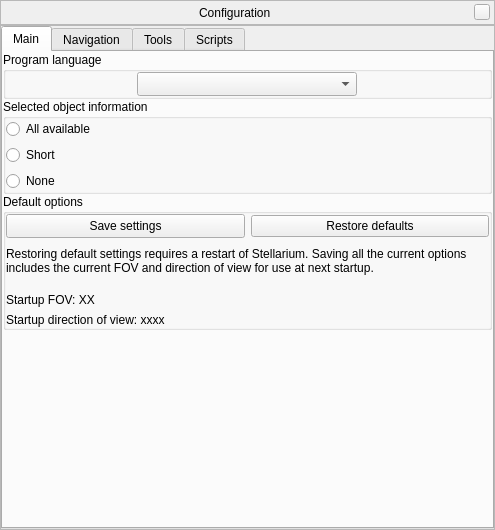
First picture: the form in src/gui/configurationDialog.ui, repository 519984307/stellarium_src, before the edit.
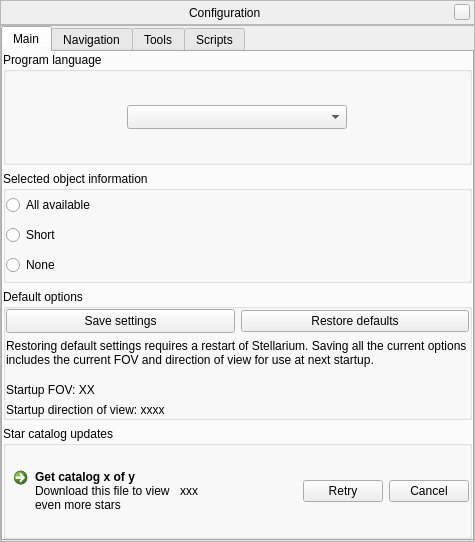
Second picture: the form after the edit. Icons and pictures are not drawn. Custom widgets are drawn as their Qt base class.

Commit message: Added great patch by Mike allowing download of extra star files from the Config window.

What changed in the file:
```diff
--- a/src/gui/configurationDialog.ui
+++ b/src/gui/configurationDialog.ui
@@ -5,8 +5,8 @@
    <rect>
     <x>0</x>
     <y>0</y>
-    <width>495</width>
-    <height>530</height>
+    <width>475</width>
+    <height>542</height>
    </rect>
   </property>
   <property name="windowTitle" >
@@ -167,9 +167,6 @@
            <normaloff>:/graphicGui/gui/tabicon-main.png</normaloff>:/graphicGui/gui/tabicon-main.png</iconset>
          </attribute>
          <layout class="QVBoxLayout" name="verticalLayout_6" >
-          <property name="spacing" >
-           <number>0</number>
-          </property>
           <property name="margin" >
            <number>0</number>
           </property>
@@ -273,6 +270,12 @@
           </item>
           <item>
            <widget class="QGroupBox" name="groupBox_6" >
+            <property name="sizePolicy" >
+             <sizepolicy vsizetype="Preferred" hsizetype="Preferred" >
+              <horstretch>0</horstretch>
+              <verstretch>0</verstretch>
+             </sizepolicy>
+            </property>
             <property name="font" >
              <font>
               <weight>50</weight>
@@ -312,11 +315,11 @@
              </item>
              <item>
               <widget class="QLabel" name="saveDefaultOptionsLabel" >
-               <property name="minimumSize" >
-                <size>
-                 <width>0</width>
-                 <height>33</height>
-                </size>
+               <property name="sizePolicy" >
+                <sizepolicy vsizetype="Fixed" hsizetype="Preferred" >
+                 <horstretch>0</horstretch>
+                 <verstretch>0</verstretch>
+                </sizepolicy>
                </property>
                <property name="text" >
                 <string>Restoring default settings requires a restart of Stellarium. Saving all the current options includes the current FOV and direction of view for use at next startup.</string>
@@ -375,17 +378,70 @@
            </widget>
           </item>
           <item>
-           <spacer name="verticalSpacer" >
-            <property name="orientation" >
-             <enum>Qt::Vertical</enum>
+           <widget class="QGroupBox" name="contentBox" >
+            <property name="title" >
+             <string>Star catalog updates</string>
             </property>
-            <property name="sizeHint" stdset="0" >
-             <size>
-              <width>20</width>
-              <height>40</height>
-             </size>
-            </property>
-           </spacer>
+            <layout class="QHBoxLayout" name="horizontalLayout" >
+             <property name="margin" >
+              <number>0</number>
+             </property>
+             <item>
+              <widget class="QCommandLinkButton" name="getStarsButton" >
+               <property name="sizePolicy" >
+                <sizepolicy vsizetype="Fixed" hsizetype="Preferred" >
+                 <horstretch>0</horstretch>
+                 <verstretch>0</verstretch>
+                </sizepolicy>
+               </property>
+               <property name="text" >
+                <string>Get catalog x of y</string>
+               </property>
+               <property name="icon" >
+                <iconset resource="../../data/mainRes.qrc" >
+                 <normaloff>:/graphicGui/gui/btTimeRealtime-off.png</normaloff>:/graphicGui/gui/btTimeRealtime-off.png</iconset>
+               </property>
+               <property name="description" >
+                <string>Download this file to view even more stars</string>
+               </property>
+              </widget>
+             </item>
+             <item>
+              <widget class="QLabel" name="downloadLabel" >
+               <property name="text" >
+                <string>xxx</string>
+               </property>
+              </widget>
+             </item>
+             <item>
+              <spacer name="horizontalSpacer_5" >
+               <property name="orientation" >
+                <enum>Qt::Horizontal</enum>
+               </property>
+               <property name="sizeHint" stdset="0" >
+                <size>
+                 <width>40</width>
+                 <height>20</height>
+                </size>
+               </property>
+              </spacer>
+             </item>
+             <item>
+              <widget class="QPushButton" name="downloadRetryButton" >
+               <property name="text" >
+                <string>Retry</string>
+               </property>
+              </widget>
+             </item>
+             <item>
+              <widget class="QPushButton" name="downloadCancelButton" >
+               <property name="text" >
+                <string>Cancel</string>
+               </property>
+              </widget>
+             </item>
+            </layout>
+           </widget>
           </item>
          </layout>
         </widget>
@@ -729,7 +785,7 @@
             <property name="title" >
              <string>Other</string>
             </property>
-            <layout class="QHBoxLayout" name="horizontalLayout" >
+            <layout class="QVBoxLayout" name="verticalLayout_12" >
              <property name="margin" >
               <number>0</number>
              </property>
```
Left out of the diff: 6 changed lines with no effect on the pictures. The commit also changes 13 other files.
